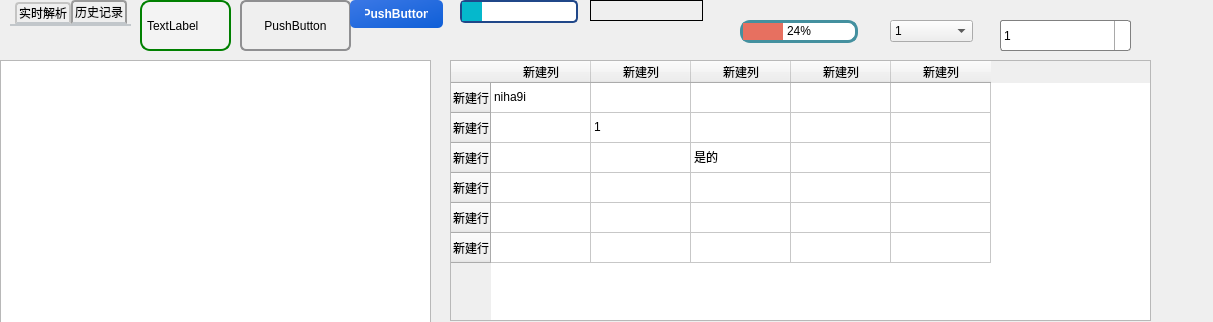
The window that KCTS/KCTS Project/demo/test.ui (learniuH/work) describes before a commit, drawn with Qt 5.
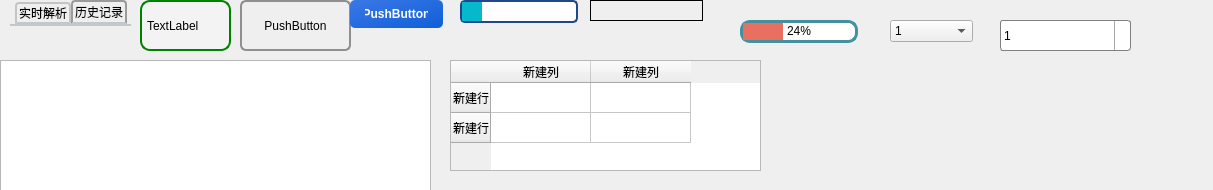
The same window after the commit. Icons and pictures are not drawn.

Diff of the .ui file:
```diff
--- a/KCTS/KCTS Project/demo/test.ui
+++ b/KCTS/KCTS Project/demo/test.ui
@@ -7,7 +7,7 @@
     <x>0</x>
     <y>0</y>
     <width>1213</width>
-    <height>322</height>
+    <height>190</height>
    </rect>
   </property>
   <property name="windowTitle">
@@ -478,8 +478,8 @@
     <rect>
      <x>450</x>
      <y>60</y>
-     <width>701</width>
-     <height>261</height>
+     <width>311</width>
+     <height>111</height>
     </rect>
    </property>
    <property name="styleSheet">
@@ -515,26 +515,6 @@
      <string>新建行</string>
     </property>
    </row>
-   <row>
-    <property name="text">
-     <string>新建行</string>
-    </property>
-   </row>
-   <row>
-    <property name="text">
-     <string>新建行</string>
-    </property>
-   </row>
-   <row>
-    <property name="text">
-     <string>新建行</string>
-    </property>
-   </row>
-   <row>
-    <property name="text">
-     <string>新建行</string>
-    </property>
-   </row>
    <column>
     <property name="text">
      <string>新建列</string>
@@ -545,36 +525,6 @@
      <string>新建列</string>
     </property>
    </column>
-   <column>
-    <property name="text">
-     <string>新建列</string>
-    </property>
-   </column>
-   <column>
-    <property name="text">
-     <string>新建列</string>
-    </property>
-   </column>
-   <column>
-    <property name="text">
-     <string>新建列</string>
-    </property>
-   </column>
-   <item row="0" column="0">
-    <property name="text">
-     <string>niha9i</string>
-    </property>
-   </item>
-   <item row="1" column="1">
-    <property name="text">
-     <string>1</string>
-    </property>
-   </item>
-   <item row="2" column="2">
-    <property name="text">
-     <string>是的</string>
-    </property>
-   </item>
   </widget>
   <widget class="QProgressBar" name="progressBar_2">
    <property name="geometry">
```
